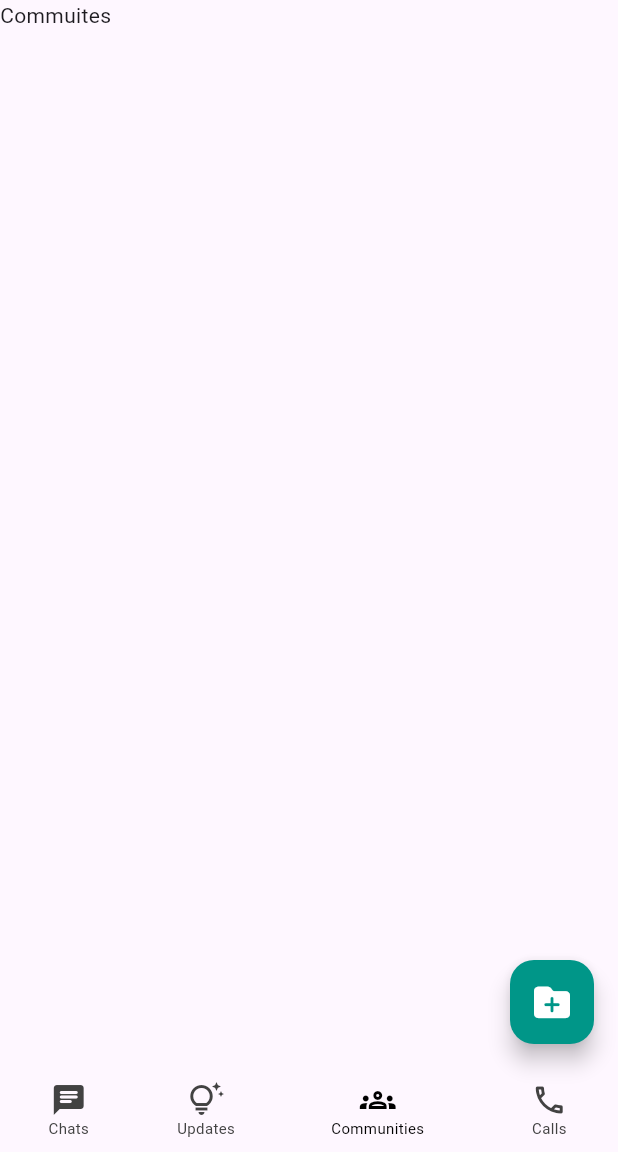
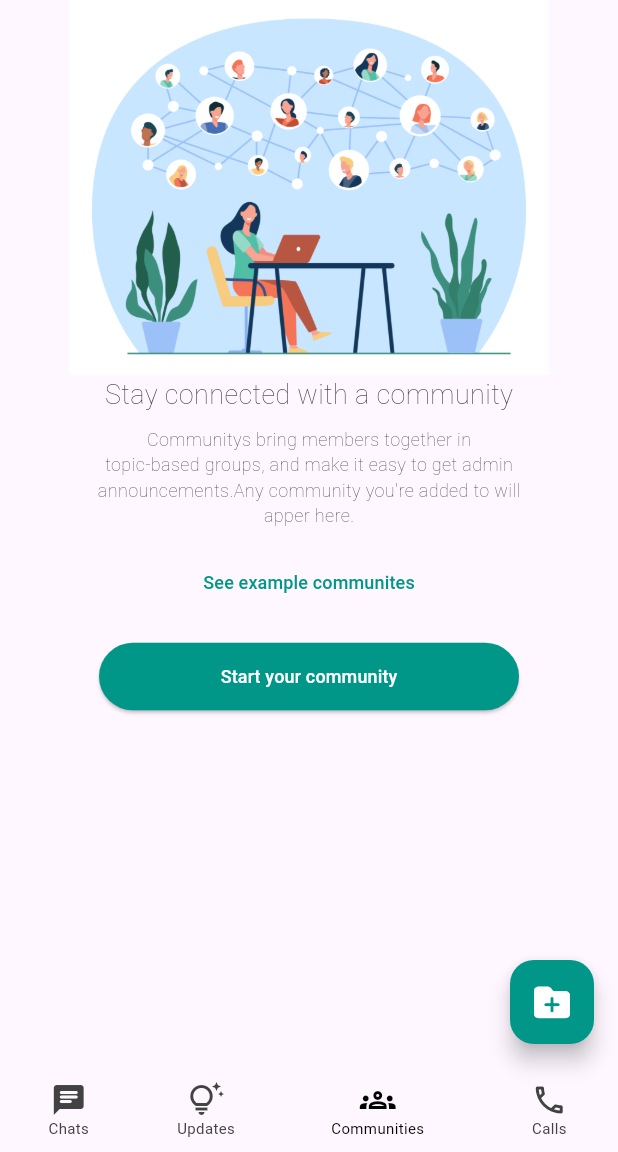
Before and after one commit to MdSohidUllahChowdhury/WhatsApp, a Flutter app: the screen it shows after launch, item 3 of the bottom bar chosen, on a phone screen of 412 x 824 dp, the part 84-1236 px from its top. Run offline on Flutter 3.47's test engine with Material 3 defaults, Android fonts, the light colour scheme and no system bars; our stand-ins replace flutter_screenutil, font_awesome_flutter.

Commit message:
new update2.0

```diff
--- a/lib/data_page/communities.dart
+++ b/lib/data_page/communities.dart
@@ -1,4 +1,7 @@
+// ignore_for_file: sized_box_for_whitespace, prefer_const_constructors, sort_child_properties_last
+
 import 'package:flutter/material.dart';
+import 'package:flutter/rendering.dart';
 
 class Communities extends StatefulWidget {
   const Communities({super.key});
@@ -11,7 +14,62 @@ class _CommunitiesState extends State<Communities> {
   @override
   Widget build(BuildContext context) {
     return Scaffold(
-      body: Text('Commuites'),
+      body:Column(
+        children: [
+          Container(
+            width: double.infinity,
+            height: 250,
+            child: Image.asset('Image/Picture01.jpg'),
+
+          ),
+        Center(
+          child: Text ('Stay connected with a community',
+          style: TextStyle(fontSize: 18,fontWeight: FontWeight.w200),),
+        ),
+        SizedBox(height: 8,),
+
+        Center(
+          child: Text("Communitys bring members together in",
+          style: TextStyle(fontSize: 12,fontWeight: FontWeight.w100),),
+        ),
+
+        Center(
+          child: Text('topic-based groups, and make it easy to get admin',
+          style: TextStyle(fontSize: 12,fontWeight: FontWeight.w100),),
+        ),
+
+        Center(
+          child: Text("announcements.Any community you're added to will",
+          style: TextStyle(fontSize: 12,fontWeight: FontWeight.w100),),
+        ),
+
+        Center(child: Text('apper here.',
+        style: TextStyle(fontSize: 12,fontWeight: FontWeight.w100),)),
+
+        SizedBox(height: 12,),
+
+        TextButton(
+          onPressed: (){},
+        child:Text('See example communites',
+        style:TextStyle(
+          fontSize: 12,
+          color: Colors.teal
+        ) ,)),
+        SizedBox(height: 15,),
+        ElevatedButton(
+          onPressed: (){},
+          child:Text('Start your community',
+          style: TextStyle(fontSize: 12,color:Colors.white),),
+
+            style: ButtonStyle(
+            minimumSize: MaterialStateProperty.all<Size>(Size(280, 45)),
+            backgroundColor: MaterialStateProperty.all<Color>(Colors.teal),
+
+           ),
+           )
+
+        ],
+      )
     );
   }
 }
--- a/lib/home.dart
+++ b/lib/home.dart
@@ -1,6 +1,7 @@
 // ignore_for_file: prefer_const_constructors, sort_child_properties_last, prefer_const_literals_to_create_immutables, prefer_final_fields
 
 import 'package:flutter/material.dart';
+import 'package:flutter/widgets.dart';
 import 'package:font_awesome_flutter/font_awesome_flutter.dart';
 import 'package:newwhatsapp/data_page/calls.dart';
 import 'package:newwhatsapp/data_page/chats.dart';
--- a/pubspec.yaml
+++ b/pubspec.yaml
@@ -61,8 +61,8 @@ flutter:
   uses-material-design: true
 
   # To add assets to your application, add an assets section, like this:
-  # assets:
-  #   - images/a_dot_burr.jpeg
+  assets:
+    - Image/
   #   - images/a_dot_ham.jpeg
 
   # An image asset can refer to one or more resolution-specific "variants", see
```
Also changed, not shown: Image/Picture01.jpg (added).
